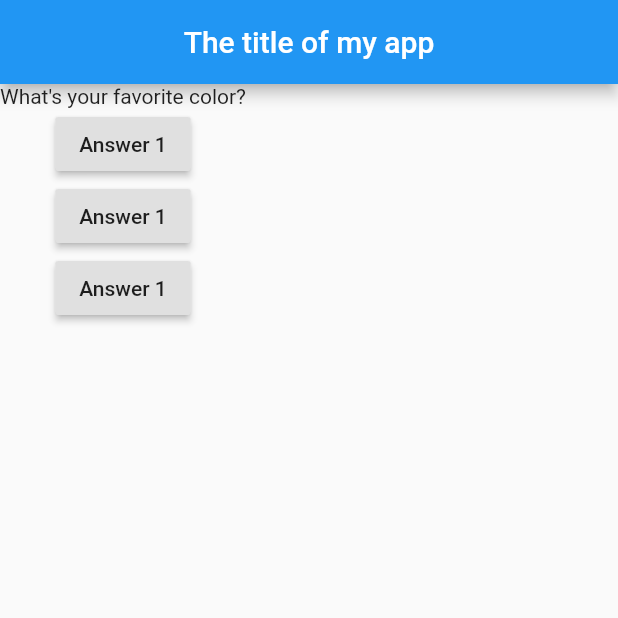
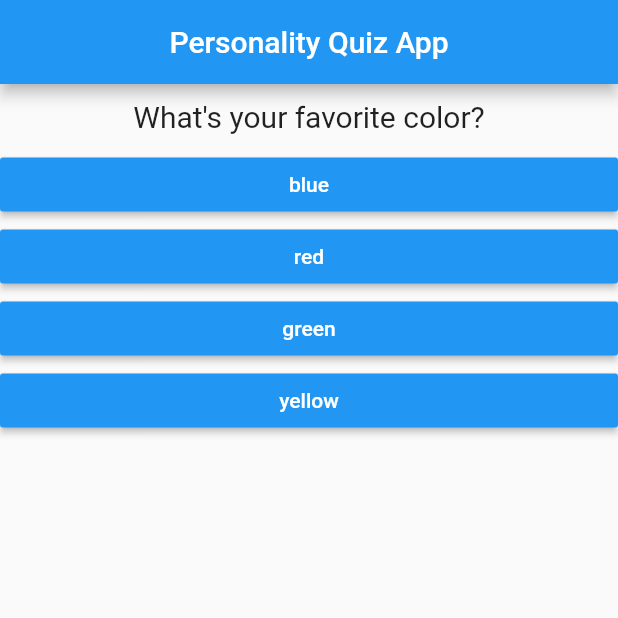
Before and after one commit to SethMegbetor/quiz-app-class, a Flutter app: the screen it shows after launch, on a phone screen of 412 x 824 dp, the top half of it. Run offline on Flutter 3.47's test engine with Material 2 defaults, Android fonts, the phone set to English and light mode, and no system bars.

Commit message:
done with class on Wednesday

```diff
--- /dev/null
+++ b/lib/answer.dart
@@ -0,0 +1,24 @@
+// ignore_for_file: deprecated_member_use
+
+import 'package:flutter/material.dart';
+
+class Answer extends StatelessWidget {
+  final VoidCallback selectHandler;
+  final String answerText;
+
+
+  Answer(this.selectHandler, this.answerText);
+
+  @override
+  Widget build(BuildContext context) {
+    return Container(
+      width: double.infinity,
+      child: RaisedButton(
+        child: Text(answerText),
+        textColor: Colors.white,
+        color: Colors.blue,
+        onPressed: selectHandler,
+      ),
+    );
+  }
+}
--- a/lib/main.dart
+++ b/lib/main.dart
@@ -1,59 +1,62 @@
 // ignore_for_file: deprecated_member_use, avoid_print
 
 import 'package:flutter/material.dart';
+import './question.dart';
+import './answer.dart';
 
-void main() => runApp( MyApp());
+void main() => runApp(MyApp());
 
 class MyApp extends StatefulWidget {
-  MyApp({Key? key}) : super(key: key);
 
   @override
   State<MyApp> createState() => _MyAppState();
 }
 
 class _MyAppState extends State<MyApp> {
-  var questionIndex = 0;
+  var _questionIndex = 0;
 
-  void answerQuestion() {
-   setState(() {
-      questionIndex += 1;
-   });
-    print(questionIndex);
+  void _answerQuestion() {
+    setState(() {
+      _questionIndex += 1;
+    });
+    print(_questionIndex);
   }
-
 
   @override
   Widget build(BuildContext context) {
-
-
     var questions = [
-      'What\'s your favorite color?',
-      'What\'s your favorite animal?',
+      {
+        'questionText': 'What\'s your favorite color?',
+        'answers': ['blue', 'red', 'green', 'yellow']
+      },
+      {
+        'questionText': 'What\'s your favorite animal?',
+        'answers': ['cat', 'dog', 'pig', 'cow']
+      },
+      {
+        'questionText': 'What\'s your favorite food?',
+        'answers': ['pizza', 'burger', 'sushi', 'ramen']
+      },
+    {
+        'questionText': 'What\'s your favorite sport?',
+        'answers': ['soccer', 'basketball', 'tennis', 'football']
+      },
     ];
 
     return MaterialApp(
         home: Scaffold(
       appBar: AppBar(
-        title: const Center(child: Text('The title of my app')),
+        title: const Center(child: Text('Personality Quiz App')),
       ),
       body: Column(
         children: [
-          Text(questions[questionIndex]),
-          RaisedButton(
-            child: const Text('Answer 1'),
-            onPressed: answerQuestion,
-          ),
-          RaisedButton(
-            child: const Text('Answer 1'),
-            onPressed: () => print('Answer 2 chosen'),
-          ),
-          RaisedButton(
-            child: const Text('Answer 1'),
-            onPressed: () {
-              print('Answer 3 chosen');
-            },
-          )
+          Question(questions[_questionIndex]['questionText'] as String),
+        ...(questions[_questionIndex] ['answers']as List<String>).map((answer) {
+          return Answer(_answerQuestion, answer);
+        }).toList()
         ],
+
+
       ),
     ));
   }
--- /dev/null
+++ b/lib/question.dart
@@ -0,0 +1,19 @@
+import 'package:flutter/material.dart';
+
+class Question extends StatelessWidget {
+  final String questionText;
+  Question(this.questionText);
+
+  @override
+  Widget build(BuildContext context) {
+    return Container(
+      width: double.infinity,
+      margin: const EdgeInsets.all(10),
+      child: Text(
+        questionText,
+        style: const TextStyle(fontSize: 20),
+        textAlign: TextAlign.center,
+      ),
+    );
+  }
+}
```
